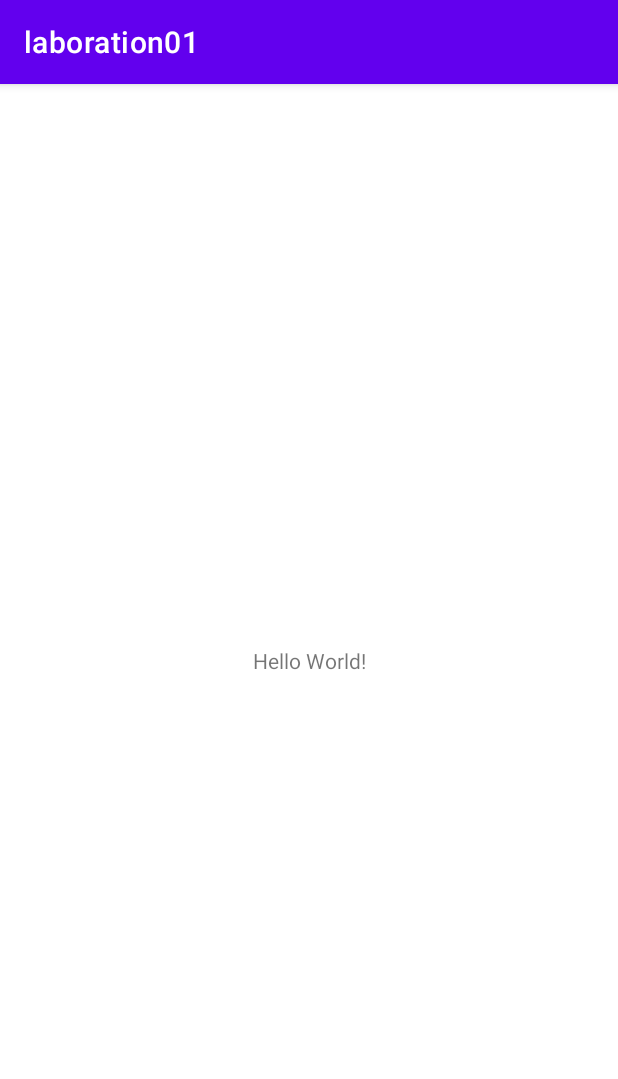
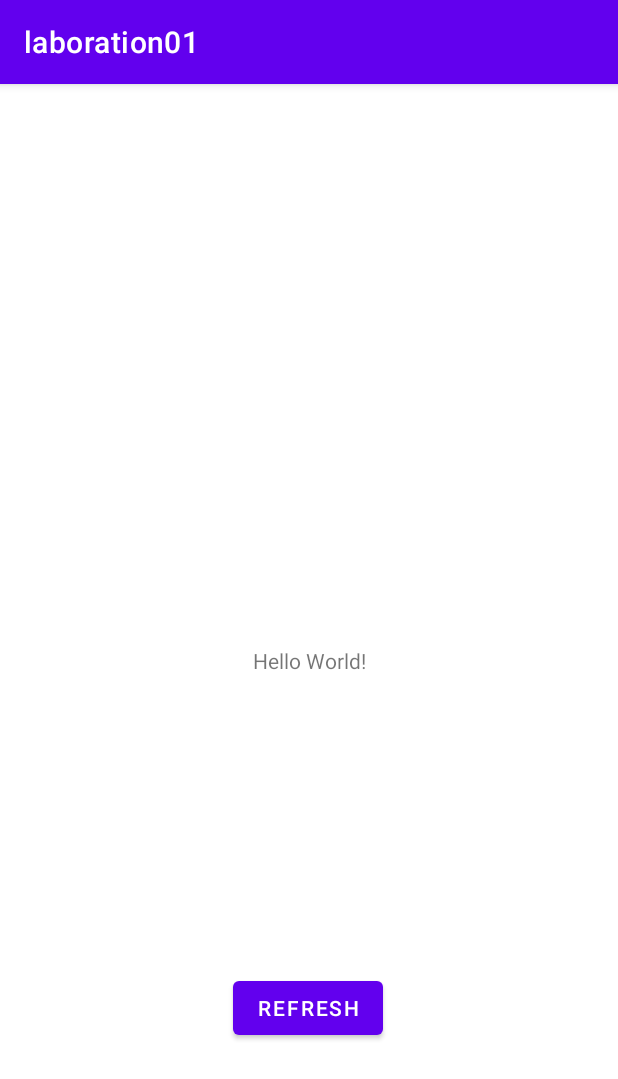
Before and after one commit to Nordin-S/dt170g, an Android app: the screen it shows after launch (MainActivity), on a phone screen of 412 x 824 dp. Shown: the top 1079 px of the screen. Run offline under Robolectric (Android 15) with nearby library versions, the phone set to English and light mode, and no system bars.

Commit message:
Added a button

```diff
--- a/app/src/main/res/layout/activity_main.xml
+++ b/app/src/main/res/layout/activity_main.xml
@@ -7,6 +7,7 @@
     tools:context=".MainActivity">
 
     <TextView
+        android:id="@+id/textView"
         android:layout_width="wrap_content"
         android:layout_height="wrap_content"
         android:text="Hello World!"
@@ -15,4 +16,15 @@
         app:layout_constraintStart_toStartOf="parent"
         app:layout_constraintTop_toTopOf="parent" />
 
+    <Button
+        android:id="@+id/button2"
+        android:layout_width="wrap_content"
+        android:layout_height="wrap_content"
+        android:layout_marginTop="592dp"
+        android:text="@string/refresh"
+        app:layout_constraintEnd_toEndOf="parent"
+        app:layout_constraintHorizontal_bias="0.498"
+        app:layout_constraintStart_toStartOf="parent"
+        app:layout_constraintTop_toTopOf="parent" />
+
 </androidx.constraintlayout.widget.ConstraintLayout>
--- a/app/src/main/res/values/strings.xml
+++ b/app/src/main/res/values/strings.xml
@@ -1,3 +1,4 @@
 <resources>
     <string name="app_name">laboration01</string>
+    <string name="refresh">Refresh</string>
 </resources>
```
